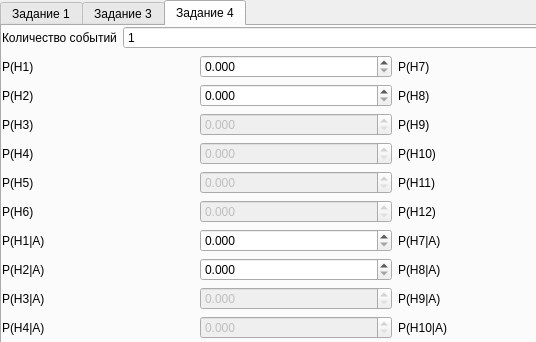
Before: the Qt Designer form Lab2/mainwindow.ui in KorvinDarkus/TerVer, drawn with Qt 5; both pictures show x 0 to 536 and y 0 to 342 of the 798 by 778 pixel window.
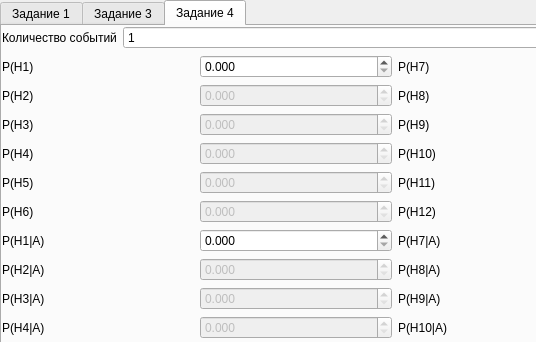
After: the same form once the commit is applied. The open tabs and pages were chosen to show the change. Icons and pictures are not drawn.

Commit message: починил стирание лишнего в номере 4 лаба 2

```diff
--- a/Lab2/mainwindow.ui
+++ b/Lab2/mainwindow.ui
@@ -687,6 +687,9 @@
            </item>
            <item row="1" column="1">
             <widget class="QDoubleSpinBox" name="inpt2_e3">
+             <property name="enabled">
+              <bool>false</bool>
+             </property>
              <property name="decimals">
               <number>3</number>
              </property>
@@ -969,6 +972,9 @@
            </item>
            <item row="1" column="1">
             <widget class="QDoubleSpinBox" name="inpt22_e3">
+             <property name="enabled">
+              <bool>false</bool>
+             </property>
              <property name="decimals">
               <number>3</number>
              </property>
```
The commit also changes 2 other files.
